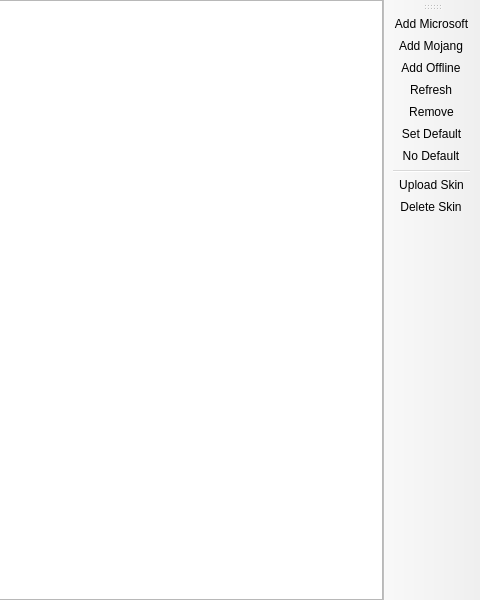
Before: the Qt Designer form launcher/ui/pages/global/AccountListPage.ui in PolyMC/PolyMC, drawn with Qt 5; both pictures show x 320 to 800 and y 0 to 600 of the 800 by 600 pixel window.
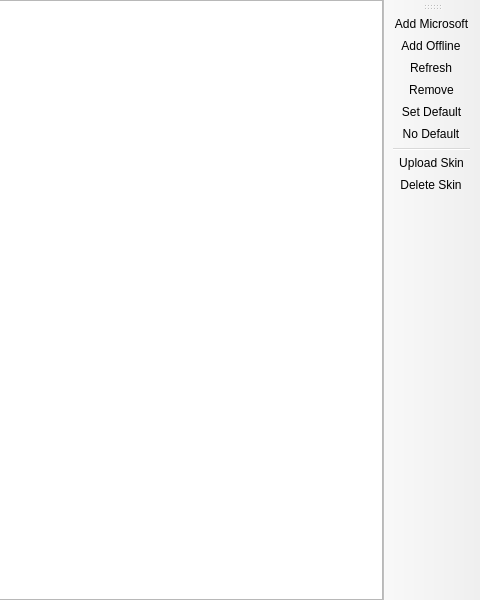
After: the same form once the commit is applied. Custom widgets are drawn as their Qt base class.

Commit message: fix: Remove "Add Mojang"

```diff
--- a/launcher/ui/pages/global/AccountListPage.ui
+++ b/launcher/ui/pages/global/AccountListPage.ui
@@ -53,7 +53,6 @@
     <bool>false</bool>
    </attribute>
    <addaction name="actionAddMicrosoft"/>
-   <addaction name="actionAddMojang"/>
    <addaction name="actionAddOffline"/>
    <addaction name="actionRefresh"/>
    <addaction name="actionRemove"/>
@@ -63,11 +62,6 @@
    <addaction name="actionUploadSkin"/>
    <addaction name="actionDeleteSkin"/>
   </widget>
-  <action name="actionAddMojang">
-   <property name="text">
-    <string>Add Mojang</string>
-   </property>
-  </action>
   <action name="actionRemove">
    <property name="text">
     <string>Remove</string>
```
The commit also changes 6 other files.
